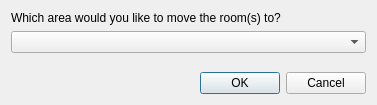
Old version of the form src/ui/set_room_area.ui in the repository Mudlet/Mudlet.
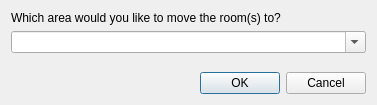
New version of the form.

Commit message: Improve: add new area on move room if what user inputs is not in existing list

```diff
--- a/src/ui/set_room_area.ui
+++ b/src/ui/set_room_area.ui
@@ -22,7 +22,11 @@
     </widget>
    </item>
    <item>
-    <widget class="QComboBox" name="arealist_combobox"/>
+    <widget class="QComboBox" name="arealist_combobox">
+     <property name="editable">
+      <bool>true</bool>
+     </property>
+    </widget>
    </item>
    <item>
     <spacer name="verticalSpacer">
```
The commit also changes 1 other file.
